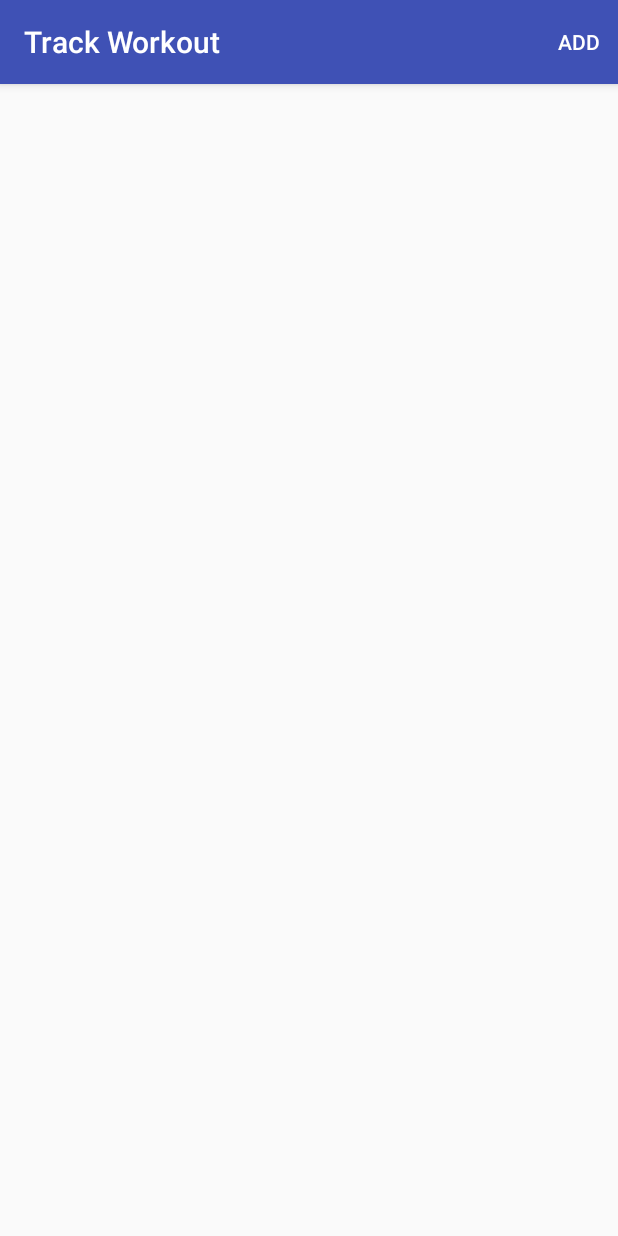
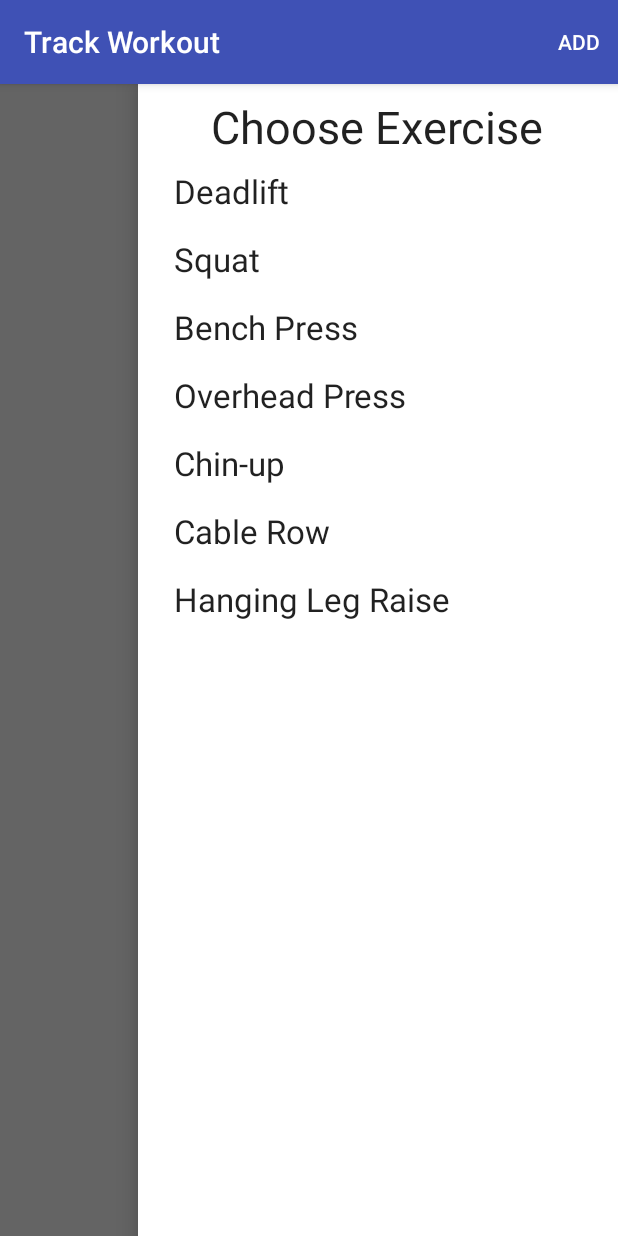
Before and after one commit to npace/RPTLog, an Android app: the screen it shows after launch (MainActivity), after a tap on "ADD", on a phone screen of 412 x 824 dp. Run offline under Robolectric (Android 15) with nearby library versions, the phone set to English and light mode, and no system bars; our stand-ins replace RxJava.

Commit message:
Added UI and ViewModel with placeholder data for selecting an exercise.

```diff
--- a/app/build.gradle
+++ b/app/build.gradle
@@ -27,7 +27,9 @@ dependencies {
     implementation "org.jetbrains.kotlin:kotlin-stdlib-jre7:$kotlin_version"
     implementation 'com.android.support:appcompat-v7:27.0.2'
     implementation 'com.android.support:cardview-v7:27.0.2'
+    implementation 'com.android.support:recyclerview-v7:27.0.2'
     implementation 'com.android.support.constraint:constraint-layout:1.0.2'
+    implementation "android.arch.lifecycle:extensions:1.1.0"
     implementation 'io.reactivex.rxjava2:rxjava:2.1.1'
     implementation 'io.reactivex.rxjava2:rxandroid:2.0.1'
     testImplementation 'junit:junit:4.12'
--- /dev/null
+++ b/app/src/main/java/com/npace/rptlog/model/Exercise.kt
@@ -0,0 +1,6 @@
+package com.npace.rptlog.model
+
+/**
+ * Created by lubo on 2/3/2018.
+ */
+data class Exercise(val name: String)
--- /dev/null
+++ b/app/src/main/java/com/npace/rptlog/track/ChooseExerciseAdapter.kt
@@ -0,0 +1,41 @@
+package com.npace.rptlog.track
+
+import android.support.v7.widget.RecyclerView
+import android.view.LayoutInflater
+import android.view.View
+import android.view.ViewGroup
+import android.widget.TextView
+import com.npace.rptlog.R
+import com.npace.rptlog.model.Exercise
+import kotlinx.android.synthetic.main.item_add_exercise.view.*
+
+/**
+ * Created by lubo on 2/3/2018.
+ */
+class ChooseExerciseAdapter(private val listener: (Exercise) -> Unit) : RecyclerView.Adapter<ChooseExerciseAdapter.ViewHolder>() {
+    private var items : List<Exercise> = emptyList()
+
+    override fun onCreateViewHolder(parent: ViewGroup, viewType: Int): ViewHolder {
+        val layoutInflater = LayoutInflater.from(parent.context)
+        return ViewHolder(layoutInflater.inflate(R.layout.item_add_exercise, parent, false))
+    }
+
+    override fun onBindViewHolder(holder: ViewHolder, position: Int) {
+        val item = items[position]
+
+        holder.textView.text = item.name
+        holder.itemView.setOnClickListener { listener(item) }
+
+    }
+
+    override fun getItemCount(): Int = items.size
+
+    fun setData(items: List<Exercise>) {
+        this.items = items
+        notifyDataSetChanged()
+    }
+
+    class ViewHolder(itemView: View) : RecyclerView.ViewHolder(itemView){
+        val textView : TextView = itemView.textView
+    }
+}
--- a/app/src/main/java/com/npace/rptlog/track/TrackWorkoutFragment.kt
+++ b/app/src/main/java/com/npace/rptlog/track/TrackWorkoutFragment.kt
@@ -1,17 +1,24 @@
 package com.npace.rptlog.track
 
+import android.arch.lifecycle.*
 import android.os.Bundle
-import android.support.v4.app.Fragment
 import android.support.v7.app.AppCompatActivity
+import android.support.v7.widget.LinearLayoutManager
 import android.view.*
 import android.widget.Toast
+import com.npace.rptlog.BaseFragment
 import com.npace.rptlog.R
+import com.npace.rptlog.model.Exercise
+import kotlinx.android.synthetic.main.fragment_track.*
 
 /**
  * Created by lubo on 2/3/2018.
  */
 
-class TrackWorkoutFragment : Fragment() {
+class TrackWorkoutFragment : BaseFragment() {
+
+    private lateinit var viewModel : TrackWorkoutViewModel
+    private lateinit var adapter : ChooseExerciseAdapter
 
     override fun onCreateView(inflater: LayoutInflater, container: ViewGroup?, savedInstanceState: Bundle?): View? {
         return inflater.inflate(R.layout.fragment_track, container, false)
@@ -19,22 +26,42 @@ class TrackWorkoutFragment : Fragment() {
 
     override fun onViewCreated(view: View, savedInstanceState: Bundle?) {
         super.onViewCreated(view, savedInstanceState)
+        viewModel = ViewModelProviders.of(this).get(TrackWorkoutViewModel::class.java)
+
+        (activity as AppCompatActivity).supportActionBar?.title = getString(R.string.track_workout)
         setHasOptionsMenu(true)
-        (activity as AppCompatActivity).supportActionBar?.title = getString(R.string.track_workout)
+
+        adapter = ChooseExerciseAdapter(onExerciseSelected)
+        recyclerView.adapter = adapter
+        recyclerView.layoutManager = LinearLayoutManager(context)
     }
 
     override fun onCreateOptionsMenu(menu: Menu, inflater: MenuInflater) {
-        inflater?.inflate(R.menu.track_workout, menu)
+        inflater.inflate(R.menu.track_workout, menu)
     }
 
     override fun onOptionsItemSelected(item: MenuItem): Boolean {
         if (item.itemId == R.id.add) {
             addExercise()
+            return true
         }
         return super.onOptionsItemSelected(item)
     }
 
     private fun addExercise() {
-        Toast.makeText(context, "add", Toast.LENGTH_LONG).show()
+        drawerLayout.openDrawer(Gravity.END)
+    }
+
+    private val onExerciseSelected : (Exercise) -> Unit = {
+        Toast.makeText(context, it.name, Toast.LENGTH_LONG).show()
+        drawerLayout.closeDrawer(Gravity.END)
+    }
+
+    override fun onStart() {
+        super.onStart()
+        addSubscription(viewModel.exerciseListStream()
+                .subscribe({
+                    adapter.setData(it)
+                }))
     }
 }
--- /dev/null
+++ b/app/src/main/java/com/npace/rptlog/track/TrackWorkoutViewModel.kt
@@ -0,0 +1,31 @@
+package com.npace.rptlog.track
+
+import android.arch.lifecycle.ViewModel
+import com.npace.rptlog.model.Exercise
+import io.reactivex.Observable
+import io.reactivex.subjects.BehaviorSubject
+
+/**
+ * Created by lubo on 2/3/2018.
+ */
+class TrackWorkoutViewModel : ViewModel() {
+    private val exerciseListSubject = BehaviorSubject.create<List<Exercise>>()
+    fun exerciseListStream() : Observable<List<Exercise>> = exerciseListSubject
+
+    init {
+        Observable.just(listOf(
+                Exercise("Deadlift"),
+                Exercise("Squat"),
+                Exercise("Bench Press"),
+                Exercise("Overhead Press"),
+                Exercise("Chin-up"),
+                Exercise("Cable Row"),
+                Exercise("Hanging Leg Raise")))
+                .subscribe({
+                    exerciseListSubject.onNext(it)
+                }, {
+
+                })
+    }
+
+}
--- a/app/src/main/res/layout/fragment_track.xml
+++ b/app/src/main/res/layout/fragment_track.xml
@@ -1,9 +1,36 @@
 <?xml version="1.0" encoding="utf-8"?>
-<LinearLayout
+<android.support.v4.widget.DrawerLayout
     xmlns:android="http://schemas.android.com/apk/res/android"
-    xmlns:app="http://schemas.android.com/apk/res-auto"
+    android:id="@+id/drawerLayout"
     android:layout_width="match_parent"
     android:layout_height="match_parent"
-    android:orientation="vertical">
+    >
 
-</LinearLayout>
+    <LinearLayout
+        android:layout_width="match_parent"
+        android:layout_height="match_parent"/>
+
+    <LinearLayout
+        android:layout_width="@dimen/drawer_width"
+        android:layout_height="match_parent"
+        android:layout_gravity="end"
+        android:background="@android:color/white"
+        android:gravity="center_horizontal"
+        android:padding="8dp"
+        android:orientation="vertical">
+
+        <TextView
+            android:layout_width="wrap_content"
+            android:layout_height="wrap_content"
+            android:text="@string/choose_exercise"
+            android:textAppearance="?android:textAppearanceLarge"
+            android:textSize="30sp"/>
+
+        <android.support.v7.widget.RecyclerView
+            android:id="@+id/recyclerView"
+            android:layout_width="match_parent"
+            android:layout_height="0dp"
+            android:layout_weight="1"/>
+    </LinearLayout>
+
+</android.support.v4.widget.DrawerLayout>
--- /dev/null
+++ b/app/src/main/res/layout/item_add_exercise.xml
@@ -0,0 +1,12 @@
+<?xml version="1.0" encoding="utf-8"?>
+<TextView
+    xmlns:android="http://schemas.android.com/apk/res/android"
+    android:id="@+id/textView"
+    android:layout_width="match_parent"
+    android:layout_height="wrap_content"
+    android:textAppearance="?android:textAppearanceLarge"
+    android:paddingLeft="16dp"
+    android:paddingRight="16dp"
+    android:paddingTop="8dp"
+    android:paddingBottom="8dp"
+    />
--- /dev/null
+++ b/app/src/main/res/values/dimens.xml
@@ -0,0 +1,4 @@
+<?xml version="1.0" encoding="utf-8"?>
+<resources>
+    <dimen name="drawer_width">320dp</dimen>
+</resources>
--- a/app/src/main/res/values/strings.xml
+++ b/app/src/main/res/values/strings.xml
@@ -2,4 +2,5 @@
     <string name="app_name">RPT Log</string>
     <string name="add">Add</string>
     <string name="track_workout">Track Workout</string>
+    <string name="choose_exercise">Choose Exercise</string>
 </resources>
```
